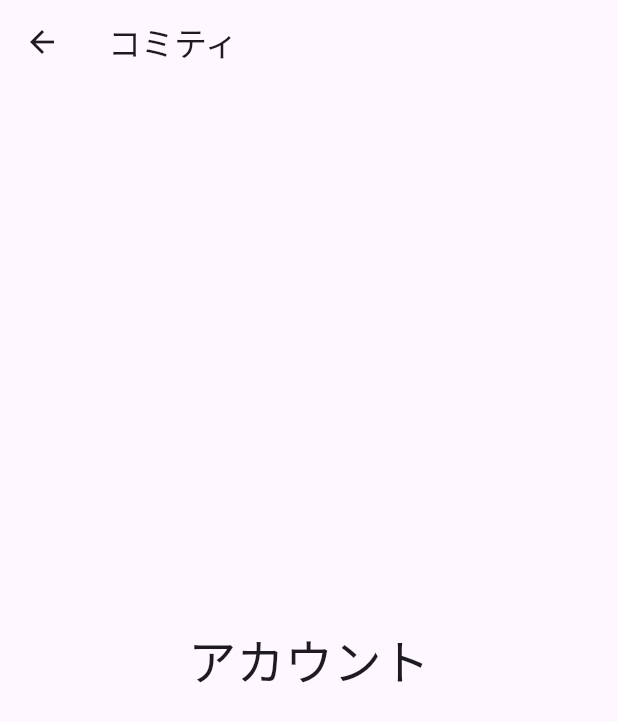
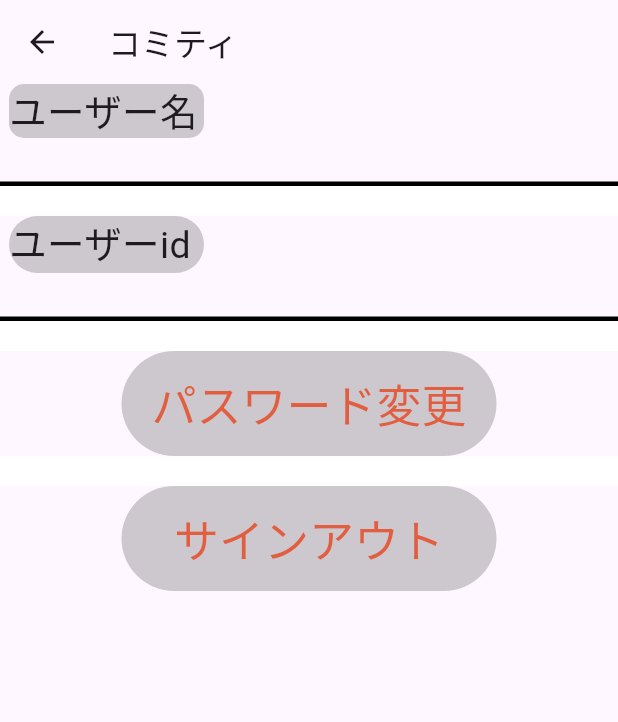
Before and after one commit to ltpdo/committee, a Flutter app: the AccountScreen screen opened directly, on a phone screen of 412 x 824 dp. Shown: the top 722 px of the screen. Run offline on Flutter 3.47's test engine with Material 2 defaults, Android fonts, the phone set to English and light mode, and no system bars; our stand-ins replace cloud_firestore, firebase_auth, firebase_core, flutter_riverpod; accounts and stored records are empty; generated files the repository leaves out were written again.

Commit message:
アカウント画面追加

```diff
--- a/lib/view/account_screen.dart
+++ b/lib/view/account_screen.dart
@@ -1,16 +1,154 @@
 import 'package:flutter/material.dart';
+import 'package:committee/component/account_screem_widget/paswordchaging_screen.dart';
+import 'package:firebase_auth/firebase_auth.dart';
 
 class AccountScreen extends StatelessWidget {
   const AccountScreen({Key? key}) : super(key: key);
 
   @override
   Widget build(BuildContext context) {
+    final auth = FirebaseAuth.instance;
+    final uid = auth.currentUser?.uid ?? "DefaultUID";
+    final mad = auth.currentUser?.email ?? "DefaultEmail";
+
     return Scaffold(
       appBar: AppBar(
         title: const Text('コミティ'),
       ),
-      body:
-          const Center(child: Text('アカウント', style: TextStyle(fontSize: 32.0))),
+      body: Form(
+        child: Column(
+          children: <Widget>[
+            //始まり
+            Container(
+              width: 130,
+              margin: const EdgeInsets.fromLTRB(0, 0, 270, 0),
+              decoration: BoxDecoration(
+                color: const Color.fromARGB(64, 57, 58, 59),
+                borderRadius: BorderRadius.circular(10),
+              ),
+              child: const Text(
+                'ユーザー名',
+                style: TextStyle(
+                  fontSize: 25,
+                  fontWeight: FontWeight.normal,
+                ),
+              ),
+            ),
+
+            Container(
+              width: 500,
+              decoration: const BoxDecoration(
+                border: Border(
+                  bottom: BorderSide(
+                    color: Colors.black,
+                    width: 3,
+                  ),
+                ),
+              ),
+              child: Text(
+                mad,
+                style: const TextStyle(fontSize: 20),
+              ),
+            ),
+            Container(
+              height: 20, //空白
+              color: const Color.fromARGB(255, 255, 255, 255),
+              alignment: Alignment.center,
+              child: const Text(''),
+            ),
+            Container(
+              width: 130,
+              margin: const EdgeInsets.fromLTRB(0, 0, 270, 0),
+              decoration: BoxDecoration(
+                color: const Color.fromARGB(64, 57, 58, 59),
+                borderRadius: BorderRadius.circular(20),
+              ),
+              child: const Text(
+                'ユーザーid',
+                style: TextStyle(fontSize: 25),
+              ),
+            ),
+            Container(
+              width: 500,
+              decoration: const BoxDecoration(
+                border: Border(
+                  bottom: BorderSide(
+                    color: Colors.black,
+                    width: 3,
+                  ),
+                ),
+              ),
+              child: Text(
+                uid,
+                style: const TextStyle(fontSize: 20),
+              ),
+            ),
+
+            Container(
+              height: 20, //空白
+              color: const Color.fromARGB(255, 255, 255, 255),
+              alignment: Alignment.center,
+              child: const Text(''),
+            ),
+
+            Container(
+              //パスワード変更
+              decoration: BoxDecoration(
+                color: const Color.fromARGB(64, 57, 58, 59),
+                borderRadius: BorderRadius.circular(50),
+              ),
+
+              width: 250,
+              height: 70,
+              alignment: Alignment.center,
+              child: TextButton(
+                onPressed: () {
+                  Navigator.push(
+                    context,
+                    MaterialPageRoute(
+                      builder: (context) => const SettingScreen(),
+                    ),
+                  );
+                }, //ボタンを押した後の処理
+
+                style: TextButton.styleFrom(
+                  foregroundColor: const Color.fromRGBO(233, 50, 5, 0.705),
+                  textStyle: const TextStyle(
+                    fontSize: 30,
+                  ),
+                ),
+                child: const Text('パスワード変更'),
+              ),
+            ),
+            Container(
+              height: 20, //空白
+              color: const Color.fromARGB(255, 255, 255, 255),
+              alignment: Alignment.center,
+              child: const Text(''),
+            ),
+            Container(
+              decoration: BoxDecoration(
+                color: const Color.fromARGB(64, 57, 58, 59),
+                borderRadius: BorderRadius.circular(50),
+              ),
+              width: 250,
+              height: 70,
+              alignment: Alignment.center,
+              child: TextButton(
+                onPressed: () {}, //ボタンを押した後の処理
+
+                style: TextButton.styleFrom(
+                  foregroundColor: const Color.fromRGBO(233, 50, 5, 0.705),
+                  textStyle: const TextStyle(
+                    fontSize: 30,
+                  ),
+                ),
+                child: const Text('サインアウト'),
+              ),
+            ),
+          ],
+        ),
+      ),
     );
   }
 }
```
Also changed, not shown: lib/component/account_screem_widget/paswordchaging_screen.dart (added, +114 -0 lines), lib/component/account_screem_widget/sign_out.dart (added), pubspec.lock.
